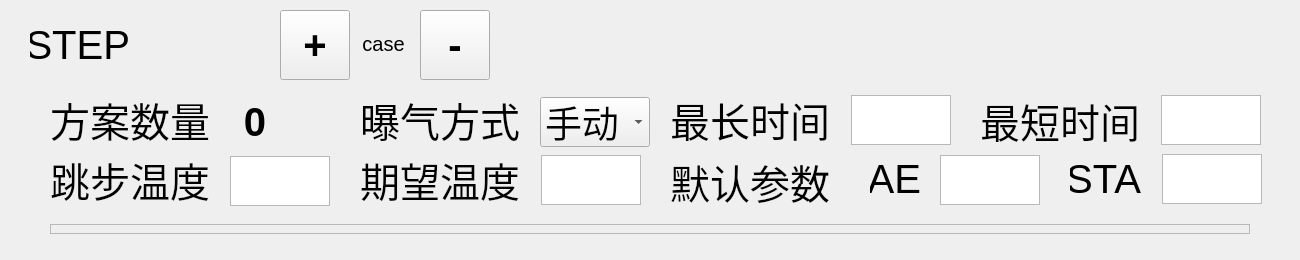
Qt form Hqsw/ferstepform.ui (hqtecheptech/MagicPill) before a commit.
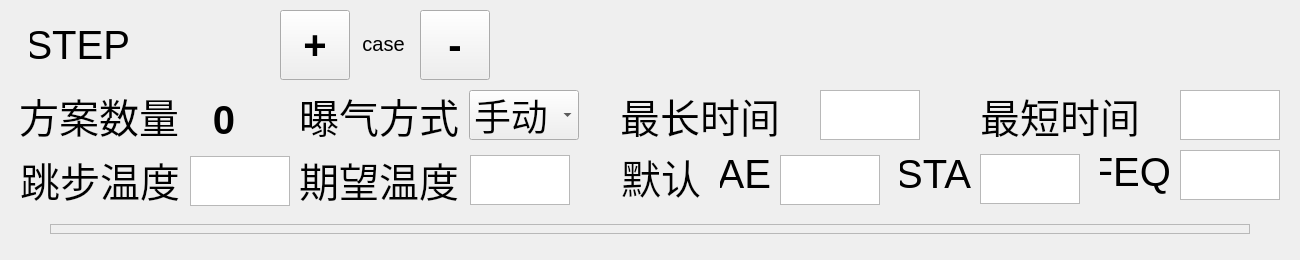
The same form after that commit.

```diff
--- a/Hqsw/ferstepform.ui
+++ b/Hqsw/ferstepform.ui
@@ -73,7 +73,7 @@
   <widget class="QLabel" name="label_2">
    <property name="geometry">
     <rect>
-     <x>50</x>
+     <x>20</x>
      <y>154</y>
      <width>160</width>
      <height>50</height>
@@ -97,7 +97,7 @@
   <widget class="QLabel" name="label_3">
    <property name="geometry">
     <rect>
-     <x>360</x>
+     <x>299</x>
      <y>154</y>
      <width>160</width>
      <height>50</height>
@@ -121,9 +121,9 @@
   <widget class="QLabel" name="label_4">
    <property name="geometry">
     <rect>
-     <x>670</x>
-     <y>156</y>
-     <width>160</width>
+     <x>620</x>
+     <y>151</y>
+     <width>81</width>
      <height>50</height>
     </rect>
    </property>
@@ -133,7 +133,7 @@
     </font>
    </property>
    <property name="text">
-    <string>默认参数</string>
+    <string>默认</string>
    </property>
    <property name="alignment">
     <set>Qt::AlignRight|Qt::AlignTrailing|Qt::AlignVCenter</set>
@@ -145,8 +145,8 @@
   <widget class="QLabel" name="label_6">
    <property name="geometry">
     <rect>
-     <x>50</x>
-     <y>94</y>
+     <x>19</x>
+     <y>90</y>
      <width>160</width>
      <height>50</height>
     </rect>
@@ -169,8 +169,8 @@
   <widget class="QLabel" name="label_7">
    <property name="geometry">
     <rect>
-     <x>360</x>
-     <y>94</y>
+     <x>299</x>
+     <y>90</y>
      <width>160</width>
      <height>50</height>
     </rect>
@@ -193,8 +193,8 @@
   <widget class="QLabel" name="label_8">
    <property name="geometry">
     <rect>
-     <x>670</x>
-     <y>94</y>
+     <x>620</x>
+     <y>90</y>
      <width>160</width>
      <height>50</height>
     </rect>
@@ -218,7 +218,7 @@
    <property name="geometry">
     <rect>
      <x>980</x>
-     <y>95</y>
+     <y>90</y>
      <width>160</width>
      <height>50</height>
     </rect>
@@ -241,8 +241,8 @@
   <widget class="QComboBox" name="air_mode_comboBox">
    <property name="geometry">
     <rect>
-     <x>540</x>
-     <y>97</y>
+     <x>469</x>
+     <y>90</y>
      <width>110</width>
      <height>50</height>
     </rect>
@@ -277,8 +277,8 @@
   <widget class="QTextEdit" name="max_time_text_edit">
    <property name="geometry">
     <rect>
-     <x>851</x>
-     <y>95</y>
+     <x>820</x>
+     <y>90</y>
      <width>100</width>
      <height>50</height>
     </rect>
@@ -295,8 +295,8 @@
   <widget class="QTextEdit" name="min_time_text_edit">
    <property name="geometry">
     <rect>
-     <x>1161</x>
-     <y>95</y>
+     <x>1180</x>
+     <y>90</y>
      <width>100</width>
      <height>50</height>
     </rect>
@@ -313,7 +313,7 @@
   <widget class="QTextEdit" name="def_ae_text_edit">
    <property name="geometry">
     <rect>
-     <x>940</x>
+     <x>780</x>
      <y>155</y>
      <width>100</width>
      <height>50</height>
@@ -331,7 +331,7 @@
   <widget class="QTextEdit" name="def_sta_text_edit">
    <property name="geometry">
     <rect>
-     <x>1162</x>
+     <x>980</x>
      <y>154</y>
      <width>100</width>
      <height>50</height>
@@ -349,8 +349,8 @@
   <widget class="QLabel" name="label_5">
    <property name="geometry">
     <rect>
-     <x>870</x>
-     <y>154</y>
+     <x>720</x>
+     <y>149</y>
      <width>51</width>
      <height>50</height>
     </rect>
@@ -373,8 +373,8 @@
   <widget class="QLabel" name="label_10">
    <property name="geometry">
     <rect>
-     <x>1070</x>
-     <y>154</y>
+     <x>900</x>
+     <y>149</y>
      <width>71</width>
      <height>50</height>
     </rect>
@@ -397,7 +397,7 @@
   <widget class="QTextEdit" name="step_tmp_text_edit">
    <property name="geometry">
     <rect>
-     <x>230</x>
+     <x>190</x>
      <y>156</y>
      <width>100</width>
      <height>50</height>
@@ -415,7 +415,7 @@
   <widget class="QTextEdit" name="expect_tmp_text_edit">
    <property name="geometry">
     <rect>
-     <x>541</x>
+     <x>470</x>
      <y>155</y>
      <width>100</width>
      <height>50</height>
@@ -516,8 +516,8 @@
   <widget class="QLabel" name="plan_num_label">
    <property name="geometry">
     <rect>
-     <x>230</x>
-     <y>102</y>
+     <x>199</x>
+     <y>100</y>
      <width>50</width>
      <height>40</height>
     </rect>
@@ -536,6 +536,48 @@
     <set>Qt::AlignCenter</set>
    </property>
   </widget>
+  <widget class="QTextEdit" name="def_frq_text_edit">
+   <property name="geometry">
+    <rect>
+     <x>1180</x>
+     <y>150</y>
+     <width>100</width>
+     <height>50</height>
+    </rect>
+   </property>
+   <property name="font">
+    <font>
+     <pointsize>25</pointsize>
+    </font>
+   </property>
+   <property name="inputMethodHints">
+    <set>Qt::ImhDigitsOnly</set>
+   </property>
+  </widget>
+  <widget class="QLabel" name="label_12">
+   <property name="geometry">
+    <rect>
+     <x>1100</x>
+     <y>147</y>
+     <width>71</width>
+     <height>50</height>
+    </rect>
+   </property>
+   <property name="font">
+    <font>
+     <pointsize>30</pointsize>
+    </font>
+   </property>
+   <property name="text">
+    <string>FEQ</string>
+   </property>
+   <property name="alignment">
+    <set>Qt::AlignRight|Qt::AlignTrailing|Qt::AlignVCenter</set>
+   </property>
+   <property name="margin">
+    <number>0</number>
+   </property>
+  </widget>
  </widget>
  <resources/>
  <connections/>
```
